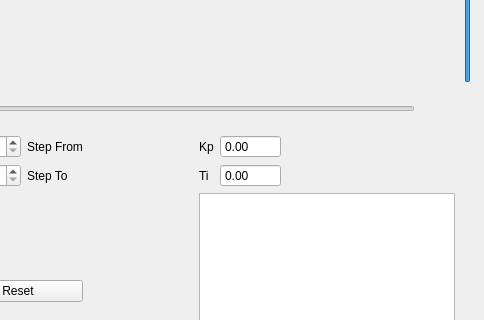
buzzCraft/PID_tuner-BachlorProject, file GUI/layout.ui: the form before one commit; both pictures show x 232 to 716 and y 303 to 623 of the 716 by 826 pixel window.
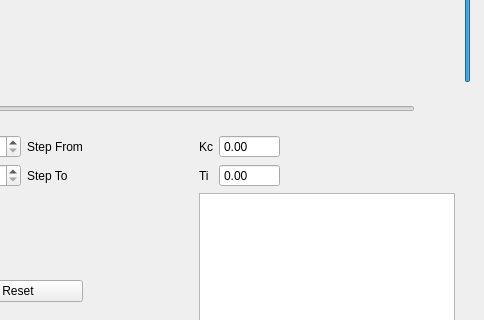
The form after the commit.

What changed in the file:
```diff
--- a/GUI/layout.ui
+++ b/GUI/layout.ui
@@ -463,7 +463,7 @@
                 <item row="0" column="0">
                  <widget class="QLabel" name="label_6">
                   <property name="text">
-                   <string>Kp</string>
+                   <string>Kc</string>
                   </property>
                  </widget>
                 </item>
```
